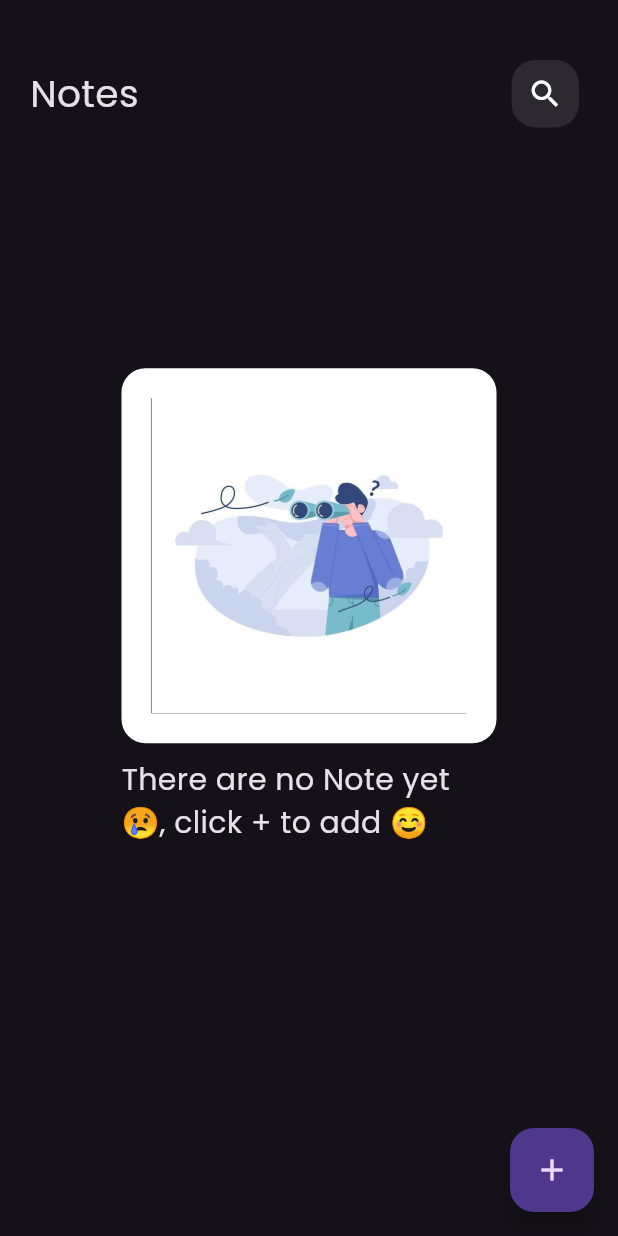
After one commit to He9sham/Note-app, a Flutter app: the screen it shows after launch, on a phone screen of 412 x 824 dp. The commit adds this screen. Run offline on Flutter 3.47's test engine with Material 3 defaults, Android fonts, the phone set to English and light mode, and no system bars; our stand-ins replace bloc, flutter_bloc, font_awesome_flutter, hive, hive_flutter; accounts and stored records are empty.

Commit message:
update initial view & finish app

```diff
--- /dev/null
+++ b/lib/Views/widgets/initial_view.dart
@@ -0,0 +1,39 @@
+import 'package:flutter/material.dart';
+
+class Initialview extends StatelessWidget {
+  const Initialview({super.key});
+  @override
+  Widget build(BuildContext context) {
+    return SizedBox(
+      height: 250,
+      width: 250,
+      child: Column(
+        mainAxisAlignment: MainAxisAlignment.center,
+        children: [
+          Container(
+            decoration: BoxDecoration(
+                border: Border.all(
+                  color: Colors.white,
+                  width: 20,
+                ),
+                borderRadius: BorderRadius.circular(16)),
+            child: Image.asset(
+              'assets/photos/msg1683023380-39546.jpg',
+              fit: BoxFit.cover,
+            ),
+          ),
+          const SizedBox(
+            height: 10,
+          ),
+          const Text(
+            'There are no Note yet 😢, click + to add ☺️',
+            style: TextStyle(fontSize: 20),
+          ),
+          const SizedBox(
+            height: 100,
+          )
+        ],
+      ),
+    );
+  }
+}
```
Also changed, not shown: lib/Views/widgets/note_list_view.dart (+2 -31 lines).
